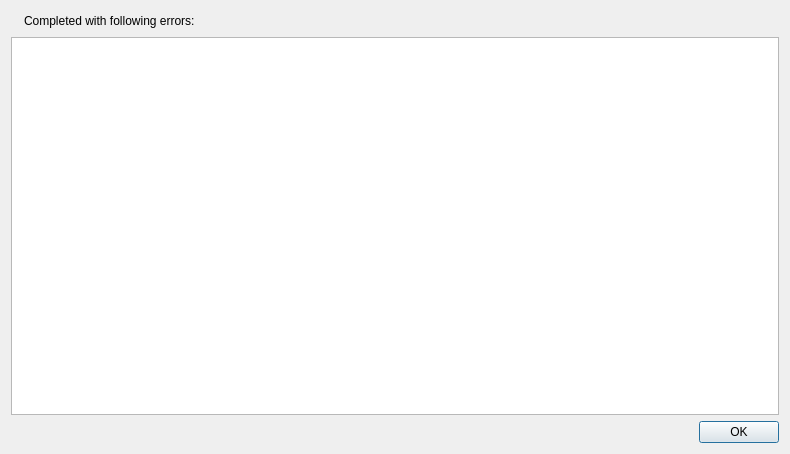
urobots-io/anno, file anno/ErrorsListDialog.ui: the form before one commit.
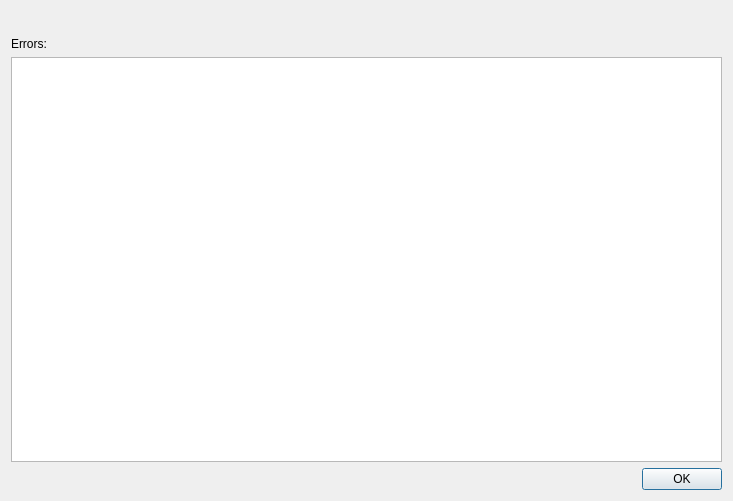
The form after the commit. Icons and pictures are not drawn.

Commit message: Improve ErrorsListDialog, set proper headers for open/save project errors.

```diff
--- a/anno/ErrorsListDialog.ui
+++ b/anno/ErrorsListDialog.ui
@@ -6,8 +6,8 @@
    <rect>
     <x>0</x>
     <y>0</y>
-    <width>790</width>
-    <height>454</height>
+    <width>733</width>
+    <height>501</height>
    </rect>
   </property>
   <property name="windowTitle">
@@ -29,42 +29,39 @@
       <property name="bottomMargin">
        <number>0</number>
       </property>
+     </layout>
+    </widget>
+   </item>
       <item>
        <widget class="QLabel" name="label">
         <property name="text">
          <string/>
         </property>
-        <property name="pixmap">
-         <pixmap resource="../../../../dentalplaettchen/trunk/source/dp/MainWindow.qrc">:/Resources/Simulation/nok.ico</pixmap>
+     <property name="wordWrap">
+      <bool>true</bool>
         </property>
        </widget>
       </item>
       <item>
        <widget class="QLabel" name="label_2">
         <property name="text">
-         <string>Completed with following errors:</string>
+      <string>Errors:</string>
         </property>
        </widget>
       </item>
       <item>
-       <spacer name="horizontalSpacer">
-        <property name="orientation">
-         <enum>Qt::Horizontal</enum>
-        </property>
-        <property name="sizeHint" stdset="0">
-         <size>
-          <width>40</width>
-          <height>20</height>
-         </size>
-        </property>
-       </spacer>
-      </item>
-     </layout>
+    <widget class="QTableView" name="tableView">
+     <property name="sizeAdjustPolicy">
+      <enum>QAbstractScrollArea::AdjustIgnored</enum>
+     </property>
+     <attribute name="horizontalHeaderVisible">
+      <bool>false</bool>
+     </attribute>
+     <attribute name="horizontalHeaderStretchLastSection">
+      <bool>true</bool>
+     </attribute>
     </widget>
    </item>
-   <item>
-    <widget class="QTableView" name="tableView"/>
-   </item>
    <item>
     <widget class="QDialogButtonBox" name="buttonBox">
      <property name="standardButtons">
```
Lines whose indentation alone changed are shown as unchanged. The commit also changes 6 other files.
